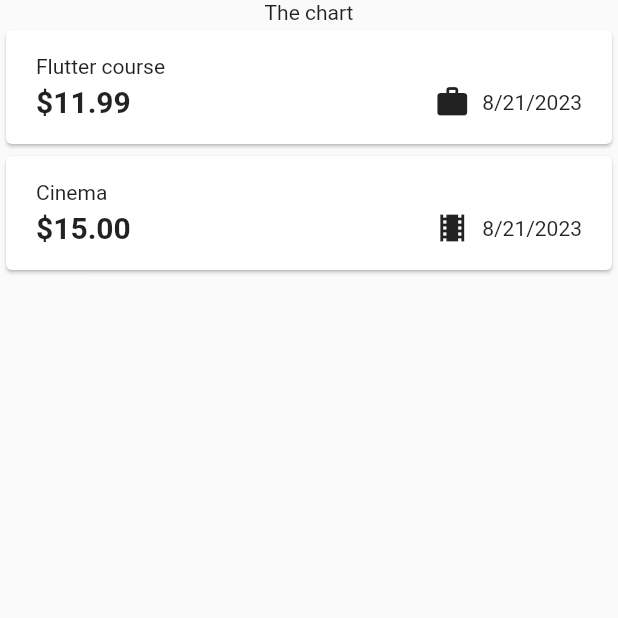
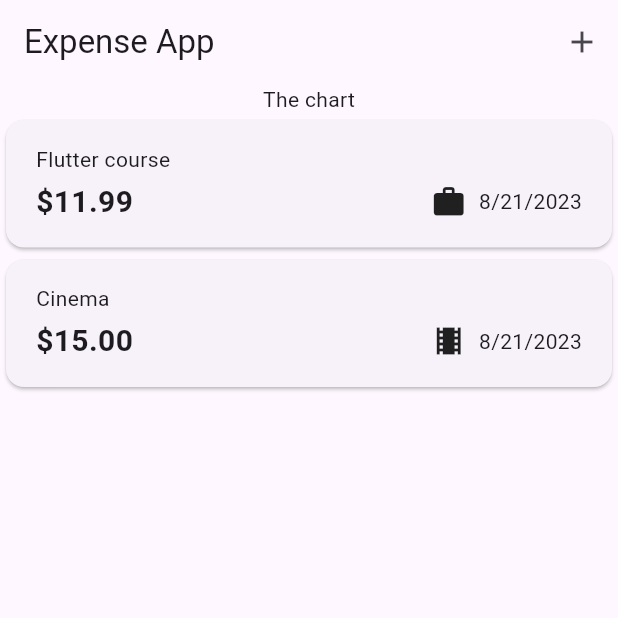
Before and after one commit to mohammedf99/expenses_app, a Flutter app: the screen it shows after launch, on a phone screen of 412 x 824 dp, the top half of it. Run offline on Flutter 3.47's test engine with Material 2 defaults, Android fonts, the phone set to English and light mode, and no system bars.

Commit message:
added appBar with material3 set to true for more modern look

```diff
--- a/lib/main.dart
+++ b/lib/main.dart
@@ -10,7 +10,8 @@ class MyApp extends StatelessWidget {
 
   @override
   Widget build(BuildContext context) {
-    return const MaterialApp(
+    return MaterialApp(
+      theme: ThemeData(useMaterial3: true),
       debugShowCheckedModeBanner: false,
       title: 'Expense App',
       home: Expenses(),
--- a/lib/widgets/expenses.dart
+++ b/lib/widgets/expenses.dart
@@ -29,6 +29,15 @@ class _ExpensesState extends State<Expenses> {
   @override
   Widget build(BuildContext context) {
     return Scaffold(
+      appBar: AppBar(
+        title: const Text('Expense App'),
+        actions: [
+          IconButton(
+            icon: const Icon(Icons.add),
+            onPressed: () {},
+          ),
+        ]
+      ),
       body: Column(
         children: <Widget>[
           const Text('The chart'),
```
